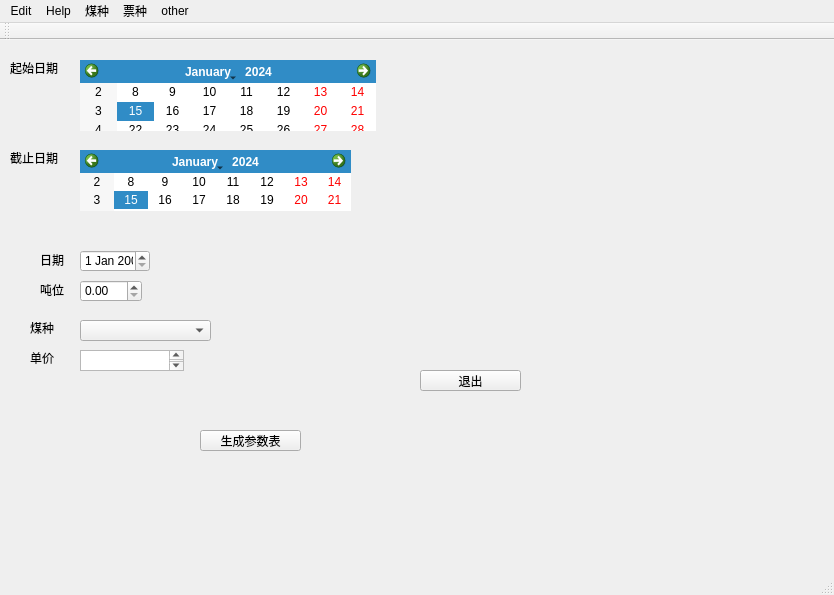
The window that app.ui (leexuehan/ParamGenerator) describes before a commit, drawn with Qt 5.
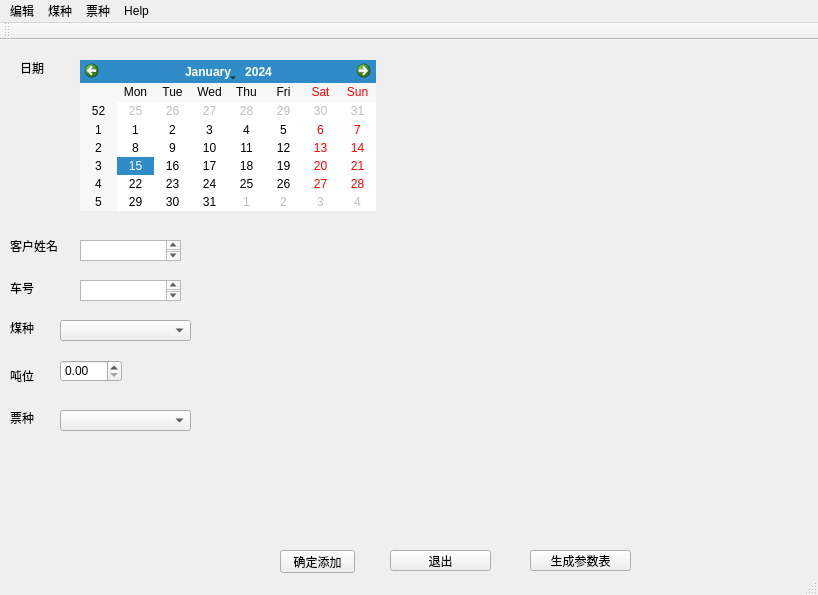
The same window after the commit.

The edit to the form file:
```diff
--- a/app.ui
+++ b/app.ui
@@ -6,7 +6,7 @@
    <rect>
     <x>0</x>
     <y>0</y>
-    <width>834</width>
+    <width>818</width>
     <height>595</height>
    </rect>
   </property>
@@ -17,8 +17,8 @@
    <widget class="QPushButton" name="exit">
     <property name="geometry">
      <rect>
-      <x>420</x>
-      <y>330</y>
+      <x>390</x>
+      <y>510</y>
       <width>101</width>
       <height>21</height>
      </rect>
@@ -30,7 +30,7 @@
    <widget class="QComboBox" name="coalSorts">
     <property name="geometry">
      <rect>
-      <x>80</x>
+      <x>60</x>
       <y>280</y>
       <width>131</width>
       <height>21</height>
@@ -43,33 +43,20 @@
    <widget class="QLabel" name="label">
     <property name="geometry">
      <rect>
-      <x>10</x>
+      <x>20</x>
       <y>20</y>
       <width>59</width>
       <height>16</height>
      </rect>
     </property>
     <property name="text">
-     <string>起始日期</string>
+     <string>日期</string>
     </property>
    </widget>
    <widget class="QLabel" name="label_2">
     <property name="geometry">
      <rect>
       <x>10</x>
-      <y>110</y>
-      <width>59</width>
-      <height>16</height>
-     </rect>
-    </property>
-    <property name="text">
-     <string>截止日期</string>
-    </property>
-   </widget>
-   <widget class="QLabel" name="label_3">
-    <property name="geometry">
-     <rect>
-      <x>30</x>
       <y>280</y>
       <width>59</width>
       <height>16</height>
@@ -82,8 +69,8 @@
    <widget class="QPushButton" name="finishButton">
     <property name="geometry">
      <rect>
-      <x>200</x>
-      <y>390</y>
+      <x>530</x>
+      <y>510</y>
       <width>101</width>
       <height>21</height>
      </rect>
@@ -92,36 +79,13 @@
      <string>生成参数表</string>
     </property>
    </widget>
-   <widget class="QTextEdit" name="priceInput">
-    <property name="geometry">
-     <rect>
-      <x>80</x>
-      <y>310</y>
-      <width>104</width>
-      <height>21</height>
-     </rect>
-    </property>
-   </widget>
-   <widget class="QLabel" name="label_4">
-    <property name="geometry">
-     <rect>
-      <x>30</x>
-      <y>310</y>
-      <width>59</width>
-      <height>16</height>
-     </rect>
-    </property>
-    <property name="text">
-     <string>单价</string>
-    </property>
-   </widget>
-   <widget class="QCalendarWidget" name="startCalender">
+   <widget class="QCalendarWidget" name="date_calender">
     <property name="geometry">
      <rect>
       <x>80</x>
       <y>20</y>
       <width>296</width>
-      <height>71</height>
+      <height>151</height>
      </rect>
     </property>
     <property name="minimumSize">
@@ -131,44 +95,11 @@
      </size>
     </property>
    </widget>
-   <widget class="QCalendarWidget" name="endCalender">
+   <widget class="QDoubleSpinBox" name="weight_content">
     <property name="geometry">
      <rect>
-      <x>80</x>
-      <y>110</y>
-      <width>271</width>
-      <height>61</height>
-     </rect>
-    </property>
-   </widget>
-   <widget class="QDateEdit" name="dateEdit">
-    <property name="geometry">
-     <rect>
-      <x>80</x>
-      <y>210</y>
-      <width>70</width>
-      <height>22</height>
-     </rect>
-    </property>
-   </widget>
-   <widget class="QLabel" name="label_5">
-    <property name="geometry">
-     <rect>
-      <x>40</x>
-      <y>214</y>
-      <width>54</width>
-      <height>12</height>
-     </rect>
-    </property>
-    <property name="text">
-     <string>日期</string>
-    </property>
-   </widget>
-   <widget class="QDoubleSpinBox" name="doubleSpinBox">
-    <property name="geometry">
-     <rect>
-      <x>80</x>
-      <y>240</y>
+      <x>60</x>
+      <y>320</y>
       <width>62</width>
       <height>22</height>
      </rect>
@@ -177,8 +108,8 @@
    <widget class="QLabel" name="label_6">
     <property name="geometry">
      <rect>
-      <x>40</x>
-      <y>244</y>
+      <x>10</x>
+      <y>330</y>
       <width>54</width>
       <height>12</height>
      </rect>
@@ -187,19 +118,104 @@
      <string>吨位</string>
     </property>
    </widget>
+   <widget class="QComboBox" name="ticket_sorts">
+    <property name="geometry">
+     <rect>
+      <x>60</x>
+      <y>370</y>
+      <width>131</width>
+      <height>21</height>
+     </rect>
+    </property>
+    <property name="sizeAdjustPolicy">
+     <enum>QComboBox::AdjustToMinimumContentsLength</enum>
+    </property>
+   </widget>
+   <widget class="QLabel" name="label_ticket">
+    <property name="geometry">
+     <rect>
+      <x>10</x>
+      <y>370</y>
+      <width>59</width>
+      <height>16</height>
+     </rect>
+    </property>
+    <property name="text">
+     <string>票种</string>
+    </property>
+   </widget>
+   <widget class="QLabel" name="user_name_label">
+    <property name="geometry">
+     <rect>
+      <x>10</x>
+      <y>200</y>
+      <width>54</width>
+      <height>12</height>
+     </rect>
+    </property>
+    <property name="text">
+     <string>客户姓名</string>
+    </property>
+   </widget>
+   <widget class="QTextEdit" name="user_name_content">
+    <property name="geometry">
+     <rect>
+      <x>80</x>
+      <y>200</y>
+      <width>101</width>
+      <height>21</height>
+     </rect>
+    </property>
+   </widget>
+   <widget class="QLabel" name="car_id_label">
+    <property name="geometry">
+     <rect>
+      <x>10</x>
+      <y>240</y>
+      <width>54</width>
+      <height>16</height>
+     </rect>
+    </property>
+    <property name="text">
+     <string>车号</string>
+    </property>
+   </widget>
+   <widget class="QTextEdit" name="car_id_content">
+    <property name="geometry">
+     <rect>
+      <x>80</x>
+      <y>240</y>
+      <width>101</width>
+      <height>21</height>
+     </rect>
+    </property>
+   </widget>
+   <widget class="QPushButton" name="pushButton">
+    <property name="geometry">
+     <rect>
+      <x>280</x>
+      <y>510</y>
+      <width>75</width>
+      <height>23</height>
+     </rect>
+    </property>
+    <property name="text">
+     <string>确定添加</string>
+    </property>
+   </widget>
   </widget>
   <widget class="QMenuBar" name="menubar">
    <property name="geometry">
     <rect>
      <x>0</x>
      <y>0</y>
-     <width>834</width>
+     <width>818</width>
      <height>23</height>
     </rect>
    </property>
-   <widget class="QMenu" name="menuEdit">
+   <widget class="QMenu" name="edit">
     <property name="title">
-     <string>Edit</string>
+     <string>编辑</string>
     </property>
     <addaction name="actionrr"/>
     <addaction name="actionkk"/>
@@ -211,7 +227,7 @@
     <addaction name="separator"/>
     <addaction name="separator"/>
    </widget>
-   <widget class="QMenu" name="menu">
+   <widget class="QMenu" name="coal">
     <property name="title">
      <string>煤种</string>
     </property>
@@ -223,23 +239,17 @@
     </widget>
     <addaction name="menuff"/>
    </widget>
-   <widget class="QMenu" name="menu_2">
+   <widget class="QMenu" name="ticket">
     <property name="title">
      <string>票种</string>
     </property>
     <addaction name="manage_ticket"/>
     <addaction name="query_ticket_info"/>
    </widget>
-   <widget class="QMenu" name="menuother">
-    <property name="title">
-     <string>other</string>
-    </property>
-   </widget>
-   <addaction name="menuEdit"/>
+   <addaction name="edit"/>
+   <addaction name="coal"/>
+   <addaction name="ticket"/>
    <addaction name="menuhelp"/>
-   <addaction name="menu"/>
-   <addaction name="menu_2"/>
-   <addaction name="menuother"/>
   </widget>
   <widget class="QStatusBar" name="statusbar"/>
   <widget class="QToolBar" name="toolBar">
```
Left out of the diff: 109 changed lines with no effect on the pictures.
